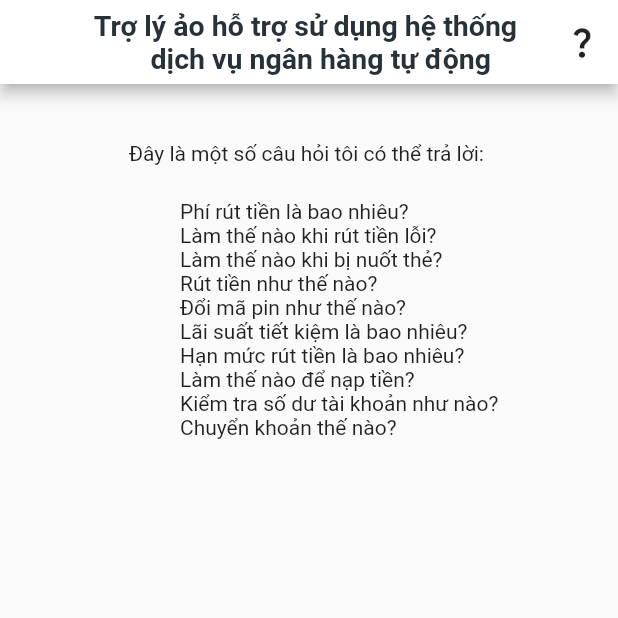
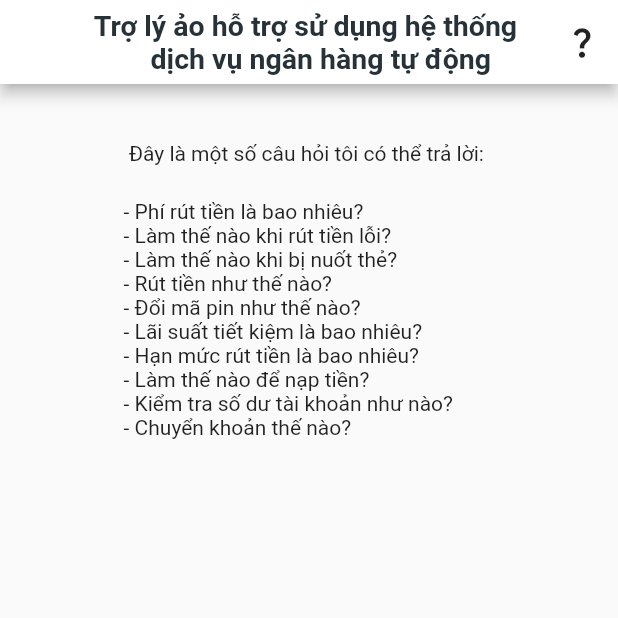
Before and after one commit to MinhQuang1711/chatbot, a Flutter app: the screen it shows after launch, after a tap on the "mic" icon, after a tap on the "question mark" icon, on a phone screen of 412 x 824 dp, the top half of it. Run offline on Flutter 3.47's test engine with Material 2 defaults, Android fonts, the light colour scheme and no system bars; our stand-ins replace avatar_glow, flutter_tts, speech_to_text.

Commit message:
auto speak response/fix padding

```diff
--- /dev/null
+++ b/lib/constants/fonts.dart
@@ -0,0 +1,3 @@
+import 'package:flutter/material.dart';
+const h3Bold = TextStyle(fontWeight: FontWeight.w700, fontSize: 24);
+const h3Medium = TextStyle(fontWeight: FontWeight.w500, fontSize: 24);
--- a/lib/main.dart
+++ b/lib/main.dart
@@ -1,7 +1,9 @@
 import 'package:flutter/material.dart';
 import 'package:flutter_application_3/view/screens/main_page/main_page.dart';
+import 'package:speech_to_text/speech_to_text.dart';
 
 void main() {
+
   runApp(const Chatbot());
 }
 
--- a/lib/service/speech_service.dart
+++ b/lib/service/speech_service.dart
@@ -1,14 +1,21 @@
 import 'package:flutter_application_3/define.dart';
+import 'package:speech_to_text/speech_recognition_result.dart';
 import 'package:speech_to_text/speech_to_text.dart';
 import 'package:flutter_tts/flutter_tts.dart'as tts;
-class SpeechService{
+ class SpeechService{
+  SpeechToText speechToText= SpeechToText();
+  tts.FlutterTts textToSpeech = tts.FlutterTts();
+  String textResult="";
 
-static speak(List<String> listtext,tts.FlutterTts textToSpeech )async{
-  await textToSpeech.setLanguage("vi-VN");
-  var question=listtext.join("");
-  await textToSpeech.speak(titleManual+question);
-}
+  void StopListen(){
+    speechToText.stop();
+  }
 
-static stopSpeak(tts.FlutterTts textToSpeech)async=>textToSpeech.stop();
+   void speak(String text)async{
+    await textToSpeech.setLanguage("vi-VN");
+    await textToSpeech.speak(text);
+  }
+
+   stopSpeak()async=>textToSpeech.stop();
 
 }
--- a/lib/view/screens/main_page/loading.dart
+++ b/lib/view/screens/main_page/loading.dart
@@ -27,7 +27,10 @@ class Loading extends StatelessWidget {
               ),
             Expanded(
             flex: 2,
-            child: titleWaiting
+            child: Padding(
+              padding: const EdgeInsets.all(30.0),
+              child: titleWaiting,
+            )
           )
         ],
       ),
--- a/lib/view/screens/main_page/main_page.dart
+++ b/lib/view/screens/main_page/main_page.dart
@@ -13,7 +13,6 @@ import 'package:flutter_application_3/view/widget/chat_widget.dart';
 import 'package:flutter_tts/flutter_tts.dart' as tts;
 import 'package:speech_to_text/speech_to_text.dart';
 import 'package:flutter_application_3/constants/color.dart';
-
 import '../../../constants/icon.dart';
 class MainPage extends StatefulWidget {
   const MainPage({super.key});
@@ -23,29 +22,18 @@ class MainPage extends StatefulWidget {
 }
 
 class _MainPageState extends State<MainPage> {
-  bool userManual = false;
   var msg;
   var available;
+  bool userManual = false;
+  bool isListening = false;
   late Timer _timer;
-  bool isListening = false;
   String lastText = "";
+  SpeechService service= SpeechService();
   SpeechToText speech = SpeechToText();
-  tts.FlutterTts textToSpeech = tts.FlutterTts();
+  var textUserManual=titleManual+ listQuestions.join("");
 
-  void startUserManual() {
-    if (!userManual) {
-      setState(() {
-        userManual = true;
-      });
-      SpeechService.speak(listQuestions, textToSpeech);
-    } else {
-      setState(() {
-        userManual = false;
-      });
-      SpeechService.stopSpeak(textToSpeech);
-    }
-  }
-
+  void stopSpeak()=> service.stopSpeak();
+  void startSpeak(String text)=> service.speak(text);
   void CountTime() async {
     int _start = 5;
     const oneSec = const Duration(seconds: 1);
@@ -70,47 +58,64 @@ class _MainPageState extends State<MainPage> {
     );
   }
 
-  void onListen() async {
+  void startUserManual() {
+    if (!userManual) {
+      setState(() {
+        userManual = true;
+      });
+      startSpeak(textUserManual);
+
+    } else {
+      setState(() {
+        userManual = false;
+      });
+      stopSpeak();
+    }
+  }
+
+  void onListen(){
+    print('touched');
     if (!isListening) {
+      print('startListening');
       startListening();
     } else {
       stopListening();
     }
   }
 
-  void startListening() async {
-    if (available == true) {
+  void initiSpeech() async {
+    available = await speech.initialize();
+  }
+  void startListening()async{
+    if(available==true)
+    {
       setState(() {
-        isListening = true;
+        isListening=true;
       });
-      speech.listen(
-        onResult: (result) => lastText = result.recognizedWords,
-        localeId: "vi_VN");
+      await speech.listen(
+        onResult: (result) => setState(() {
+          lastText=result.recognizedWords;
+        }));
        CountTime();
     }
   }
-
-  void initText() {
-    lastText = "";
+  Future<String> sendData(String text)async{
+    listMessage.add(MessageModel(messages: text, type: chatMessageType.user));
+    String response=await Network.sendMessage(text);
+    return response;
   }
-  void stopListening() async {
+  void stopListening()async{
     setState(() {
-      isListening = false;
+      isListening=false;
     });
     speech.stop();
     listMessage.clear();
-    listMessage
-        .add(MessageModel(messages: lastText, type: chatMessageType.user));
-    msg = await Network.sendMessage(lastText);
+    msg= await sendData(lastText);
     setState(() {
-      listMessage.add(
-        MessageModel(messages: msg, type: chatMessageType.bot));
-      initText();
+      listMessage.add(MessageModel(messages: msg, type: chatMessageType.bot));
+      lastText="";
     });
-  }
-
-  void initiSpeech() async {
-    available = await speech.initialize();
+    startSpeak(msg);
   }
 
   @override
@@ -123,12 +128,14 @@ class _MainPageState extends State<MainPage> {
   Widget build(BuildContext context) {
     var height = MediaQuery.of(context).size.height * 0.7;
     var width = MediaQuery.of(context).size.width;
-    return Scaffold(
+    return GestureDetector(
+      onTap: stopSpeak,
+      child: Scaffold(
         appBar: AppBar(actions: [
           IconButton(onPressed: () => startUserManual(), icon: iconQuestion)
         ], backgroundColor:color.white, centerTitle: true, title: title),
         body: userManual == true
-          ? manualWidget()
+            ? manualWidget(size: width,)
             : Column(
                 children: [
                   Container(
@@ -147,9 +154,10 @@ class _MainPageState extends State<MainPage> {
                     child: FloatingActionButton(
                         backgroundColor: color.red,
                         child: Icon(!isListening ? mic : stop),
-                      onPressed: () => onListen()),
+                        onPressed: ()=>onListen()),
                   )
                 ],
+              ),
       ),
     );
   }
--- a/lib/view/screens/main_page/manual_widget.dart
+++ b/lib/view/screens/main_page/manual_widget.dart
@@ -1,25 +1,25 @@
 import 'package:flutter/material.dart';
+import 'package:flutter_application_3/constants/color.dart';
 import 'package:flutter_application_3/constants/list.dart';
 import 'package:flutter_application_3/define.dart';
 class manualWidget extends StatelessWidget {
-   manualWidget({super.key,});
+   manualWidget({ required this.size, super.key,});
+   double size;
   @override
   Widget build(BuildContext context) {
-    return
-    Column(
+    return Column(
       children: [
         Spacer(),
         Expanded(
-          flex: 1,
           child: Text(titleManual)),
         Expanded(
           flex: 18,
           child: ListView.builder(
             itemCount: listQuestions.length,
             itemBuilder: (context, index) {
-              return Container(
-                margin: EdgeInsets.only(left: 120),
-                child: Text(listQuestions[index])
+              return Padding(
+                padding:  EdgeInsets.symmetric(horizontal: size/5 ),
+                child: Text("- ${listQuestions[index]}"),
               );
             },
           ),
```
Lines whose indentation alone changed are shown as unchanged.
